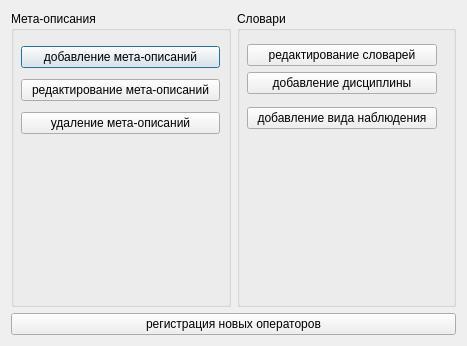
First picture: the form in secondwindow.ui, repository AnMikhaylova/project_oop, before the edit.
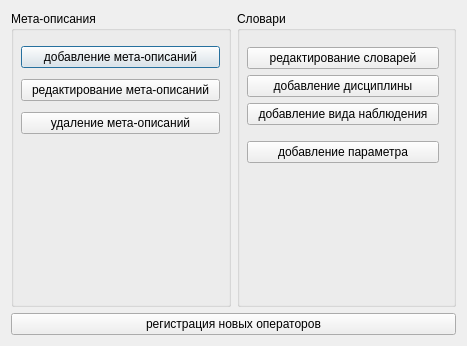
Second picture: the form after the edit.

Commit message: Added a new window (new option), added a separate window for the operator, changed the appearance of the windows (new discipline, new observation)

What changed in the file:
```diff
--- a/secondwindow.ui
+++ b/secondwindow.ui
@@ -61,15 +61,17 @@
        <property name="title">
         <string>Словари</string>
        </property>
-       <widget class="QWidget" name="">
+       <widget class="QWidget" name="layoutWidget">
         <property name="geometry">
          <rect>
           <x>10</x>
           <y>26</y>
-          <width>190</width>
-          <height>100</height>
+          <width>192</width>
+          <height>136</height>
          </rect>
         </property>
+        <layout class="QVBoxLayout" name="verticalLayout_5">
+         <item>
         <layout class="QVBoxLayout" name="verticalLayout_4">
          <item>
           <layout class="QVBoxLayout" name="verticalLayout">
@@ -100,9 +102,17 @@
           </widget>
          </item>
         </layout>
-        <zorder>pushButton_type_of_obs</zorder>
-       </widget>
-      </widget>
+         </item>
+         <item>
+          <widget class="QPushButton" name="option">
+           <property name="text">
+            <string>добавление параметра</string>
+           </property>
+          </widget>
+         </item>
+        </layout>
+       </widget>
+      </widget>
      </item>
     </layout>
    </item>
```
Left out of the diff: 2 changed lines with no effect on the pictures. Lines whose indentation alone changed are shown as unchanged. The commit also changes 16 other files.
